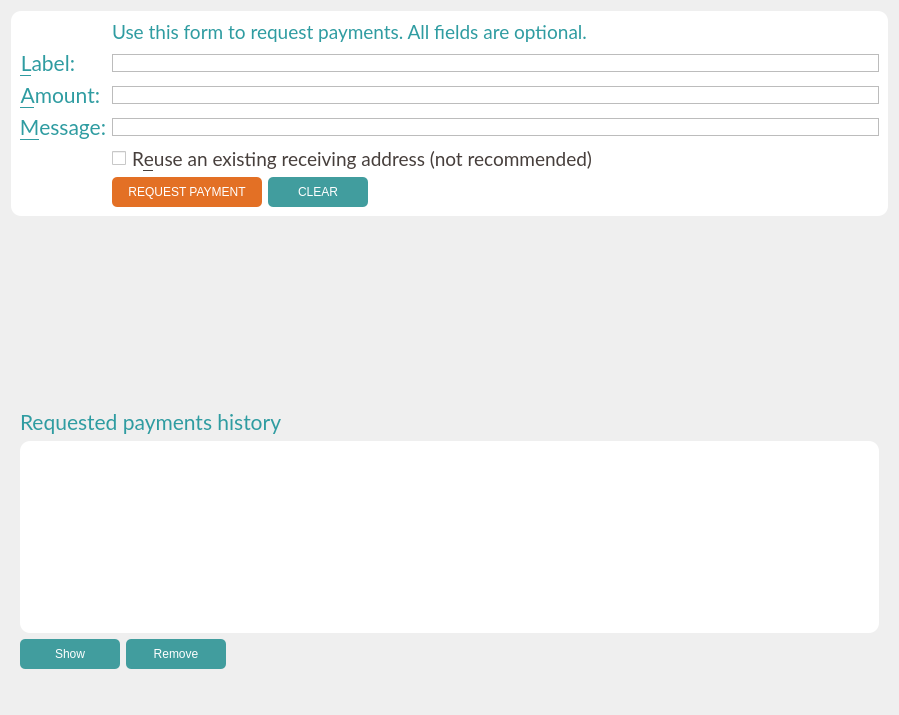
The window that src/qt/forms/receivecoinsdialog.ui (ZiftrCOIN/ziftrcoin) describes before a commit, drawn with Qt 5.
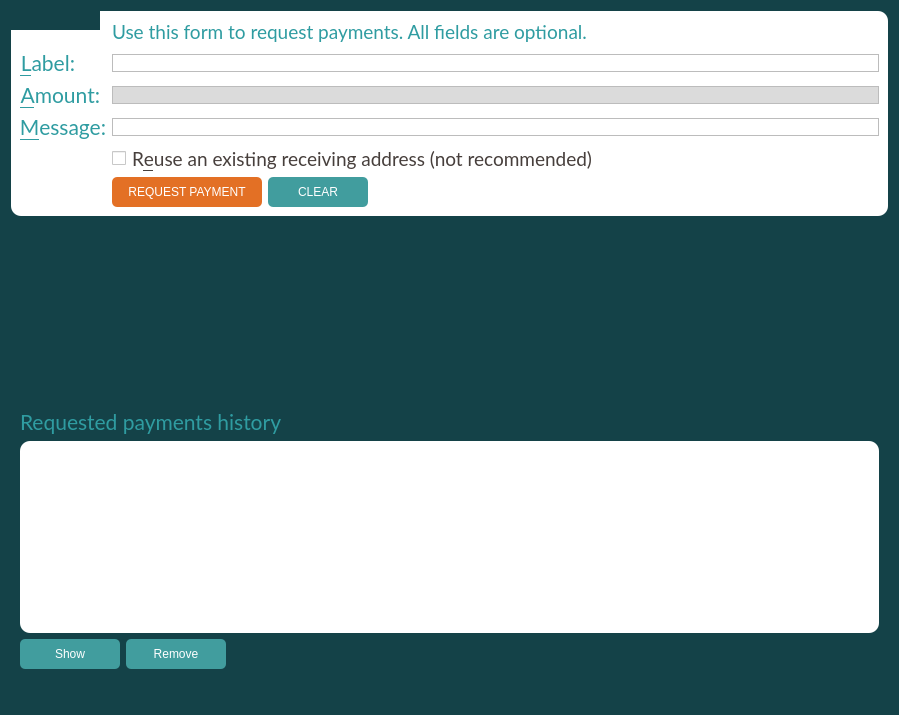
The same window after the commit. Icons and pictures are not drawn. Custom widgets are drawn as their Qt base class.

Commit message: Got background color to work.

What changed in the file:
```diff
--- a/src/qt/forms/receivecoinsdialog.ui
+++ b/src/qt/forms/receivecoinsdialog.ui
@@ -11,7 +11,7 @@
    </rect>
   </property>
   <property name="styleSheet">
-   <string notr="true"/>
+   <string notr="true">background: #144248;</string>
   </property>
   <layout class="QVBoxLayout" name="verticalLayout" stretch="0,0,0">
    <item>
@@ -250,7 +250,9 @@
            <string>An optional amount to request. Leave this empty or zero to not request a specific amount.</string>
           </property>
           <property name="styleSheet">
-           <string notr="true">border: 1px solid #bcbcbc; border-radius: 0;</string>
+           <string notr="true">border: 1px solid #bcbcbc; border-radius: 0;
+
+background: #dbdbdb;</string>
           </property>
          </widget>
         </item>
```
The commit also changes 5 other files.
